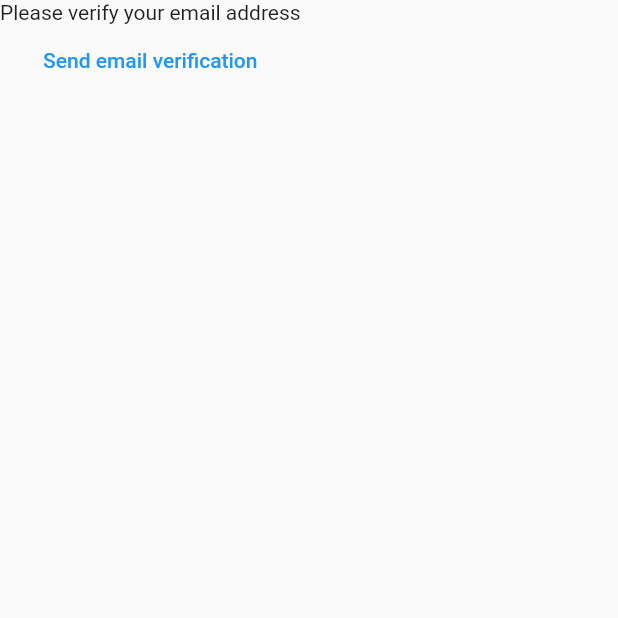
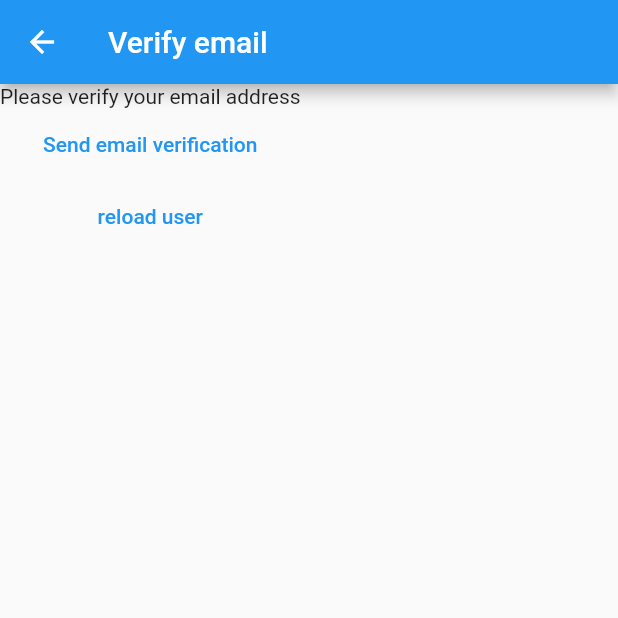
Before and after one commit to nicholasovunda/notebook, a Flutter app: the VerifyEmailView screen opened directly, on a phone screen of 412 x 824 dp, the top half of it. Run offline on Flutter 3.47's test engine with Material 2 defaults, Android fonts, the phone set to English and light mode, and no system bars; our stand-ins replace firebase_auth, firebase_core; accounts and stored records are empty; network calls fail.

```diff
--- a/lib/views/register_view.dart
+++ b/lib/views/register_view.dart
@@ -1,8 +1,6 @@
 import 'package:firebase_auth/firebase_auth.dart';
-import 'package:firebase_core/firebase_core.dart';
 import 'package:flutter/material.dart';
-
-import '../firebase_options.dart';
+import 'dart:developer' as devtools show log;
 
 class RegisterView extends StatefulWidget {
   const RegisterView({super.key});
@@ -64,14 +62,14 @@ class _RegisterViewState extends State<RegisterView> {
                     .createUserWithEmailAndPassword(
                         email: email, password: password);
 
-                print(userCredentials);
+                devtools.log(userCredentials.toString());
               } on FirebaseAuthException catch (e) {
                 if (e.code == 'weak-password') {
-                  print('weak password');
+                  devtools.log('weak password');
                 } else if (e.code == 'email-already-in-use') {
-                  print('Email already in use');
+                  devtools.log('Email already in use');
                 } else if (e.code == 'invalid-email') {
-                  print('invalid email address');
+                  devtools.log('invalid email address');
                 }
               }
             },
--- /dev/null
+++ b/lib/views/verify_email_view.dart
@@ -0,0 +1,36 @@
+import 'package:firebase_auth/firebase_auth.dart';
+import 'package:flutter/material.dart';
+
+class VerifyEmailView extends StatefulWidget {
+  const VerifyEmailView({super.key});
+  @override
+  State<VerifyEmailView> createState() => _VerifyEmailViewState();
+}
+
+class _VerifyEmailViewState extends State<VerifyEmailView> {
+  @override
+  Widget build(BuildContext context) {
+    return Scaffold(
+      appBar: AppBar(
+        title: const Text('Verify email'),
+      ),
+      body: Column(
+        children: [
+          const Text('Please verify your email address'),
+          TextButton(
+            onPressed: () async {
+              final user = FirebaseAuth.instance.currentUser;
+              await user?.sendEmailVerification();
+            },
+            child: const Text('Send email verification'),
+          ),
+          TextButton(
+              onPressed: () async {
+                await FirebaseAuth.instance.currentUser?.reload();
+              },
+              child: const Text('reload user'))
+        ],
+      ),
+    );
+  }
+}
```
Also changed, not shown: lib/main.dart (+78 -25 lines), lib/views/login_view.dart (+13 -8 lines).
